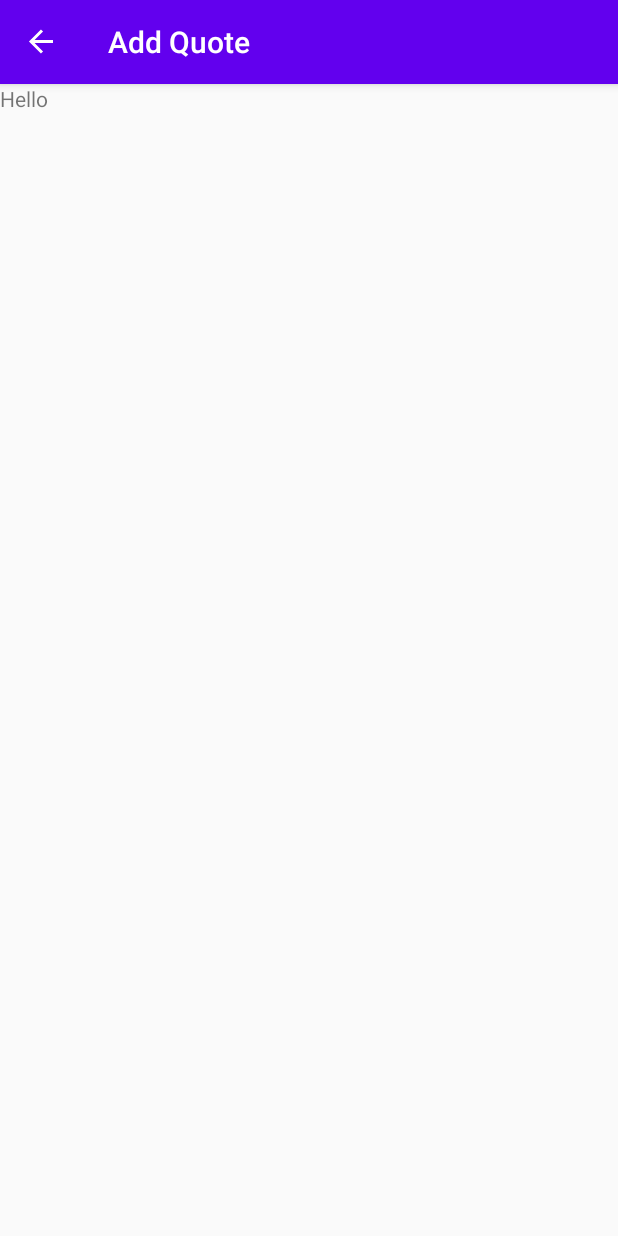
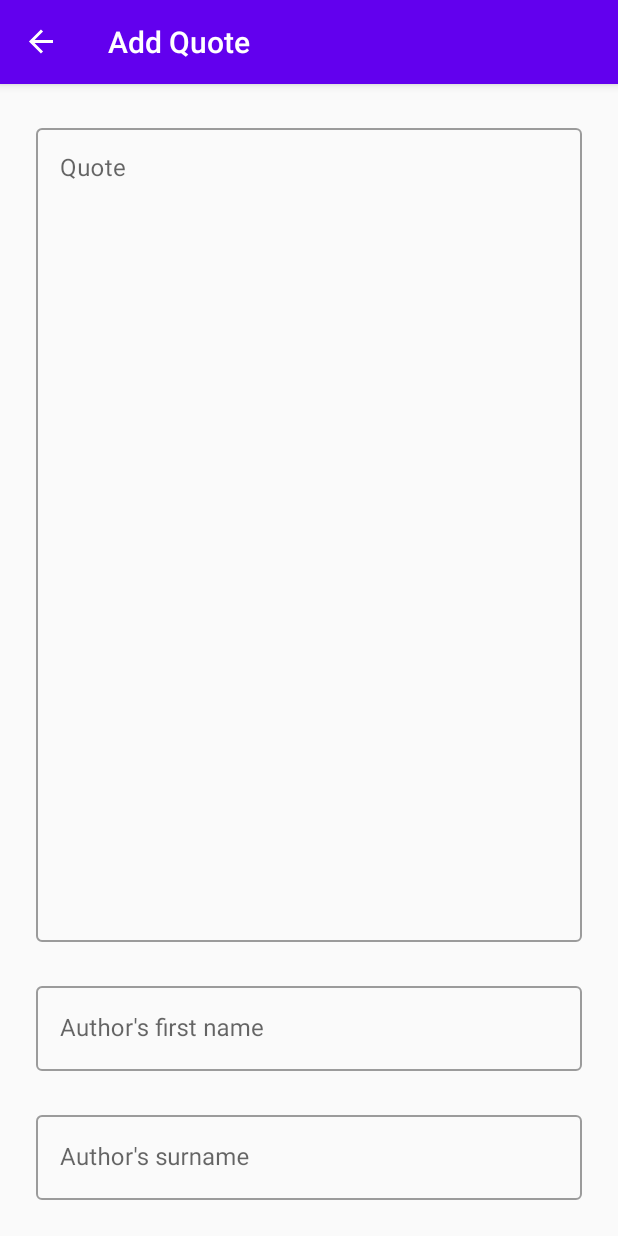
Before and after one commit to SelfFormat/your-random-quotes, an Android app: the AddQuoteFragment screen opened through its navigation route, on a phone screen of 412 x 824 dp. Run offline under Robolectric (Android 15) with nearby library versions, the phone set to English and light mode, and no system bars; our stand-ins replace Firebase (no records; nobody signed in at launch, a user with empty details on screens opened directly), navigation-ui; libraries missing offline, so code that uses them is left out: com.firebase.ui.

Commit message:
add input fields for adding quotes

```diff
--- a/app/src/main/res/layout/add_quote_fragment.xml
+++ b/app/src/main/res/layout/add_quote_fragment.xml
@@ -1,13 +1,76 @@
 <?xml version="1.0" encoding="utf-8"?>
-<FrameLayout xmlns:android="http://schemas.android.com/apk/res/android"
+<androidx.constraintlayout.widget.ConstraintLayout xmlns:android="http://schemas.android.com/apk/res/android"
+    xmlns:app="http://schemas.android.com/apk/res-auto"
     xmlns:tools="http://schemas.android.com/tools"
     android:layout_width="match_parent"
     android:layout_height="match_parent"
     tools:context=".AddQuoteFragment">
 
-    <TextView
+    <com.google.android.material.textfield.TextInputLayout
+        android:id="@+id/quoteTextField"
+        style="@style/Widget.MaterialComponents.TextInputLayout.OutlinedBox"
         android:layout_width="match_parent"
-        android:layout_height="match_parent"
-        android:text="Hello" />
+        android:layout_height="0dp"
+        android:layout_marginLeft="24dp"
+        android:layout_marginTop="24dp"
+        android:layout_marginRight="24dp"
+        android:layout_marginBottom="12dp"
+        android:hint="@string/quote"
+        app:layout_constraintBottom_toTopOf="@+id/authorFirstNameTextField"
+        app:layout_constraintEnd_toEndOf="parent"
+        app:layout_constraintHorizontal_bias="0.5"
+        app:layout_constraintStart_toStartOf="parent"
+        app:layout_constraintTop_toTopOf="parent">
 
-</FrameLayout>
+        <com.google.android.material.textfield.TextInputEditText
+            android:layout_width="match_parent"
+            android:layout_height="match_parent"
+            android:gravity="top|start" />
+
+    </com.google.android.material.textfield.TextInputLayout>
+
+    <com.google.android.material.textfield.TextInputLayout
+        android:id="@+id/authorFirstNameTextField"
+        style="@style/Widget.MaterialComponents.TextInputLayout.OutlinedBox"
+        android:layout_width="match_parent"
+        android:layout_height="wrap_content"
+        android:layout_marginLeft="24dp"
+        android:layout_marginTop="12dp"
+        android:layout_marginRight="24dp"
+        android:layout_marginBottom="12dp"
+        android:hint="@string/author_first_name"
+        app:layout_constraintBottom_toTopOf="@+id/authorSurnameTextField"
+        app:layout_constraintEnd_toEndOf="parent"
+        app:layout_constraintHorizontal_bias="0.5"
+        app:layout_constraintStart_toStartOf="parent"
+        app:layout_constraintTop_toBottomOf="@+id/quoteTextField">
+
+        <com.google.android.material.textfield.TextInputEditText
+            android:layout_width="match_parent"
+            android:layout_height="wrap_content" />
+
+    </com.google.android.material.textfield.TextInputLayout>
+
+    <com.google.android.material.textfield.TextInputLayout
+        android:id="@+id/authorSurnameTextField"
+        style="@style/Widget.MaterialComponents.TextInputLayout.OutlinedBox"
+        android:layout_width="match_parent"
+        android:layout_height="wrap_content"
+        android:layout_marginTop="12dp"
+        android:layout_marginLeft="24dp"
+        android:layout_marginRight="24dp"
+        android:layout_marginBottom="24dp"
+        android:hint="@string/author_surname"
+        app:layout_constraintBottom_toBottomOf="parent"
+        app:layout_constraintEnd_toEndOf="parent"
+        app:layout_constraintHorizontal_bias="0.5"
+        app:layout_constraintStart_toStartOf="parent"
+        app:layout_constraintTop_toBottomOf="@+id/authorFirstNameTextField">
+
+        <com.google.android.material.textfield.TextInputEditText
+            android:layout_width="match_parent"
+            android:layout_height="wrap_content" />
+
+    </com.google.android.material.textfield.TextInputLayout>
+
+</androidx.constraintlayout.widget.ConstraintLayout>
--- a/app/src/main/res/values/strings.xml
+++ b/app/src/main/res/values/strings.xml
@@ -8,4 +8,7 @@
     <string name="please_log_in">Please log in</string>
     <string name="welcome">Welcome!</string>
     <string name="add_quote">Add quote</string>
+    <string name="author_surname">Author\'s surname</string>
+    <string name="author_first_name">Author\'s first name</string>
+    <string name="quote">Quote</string>
 </resources>
```
